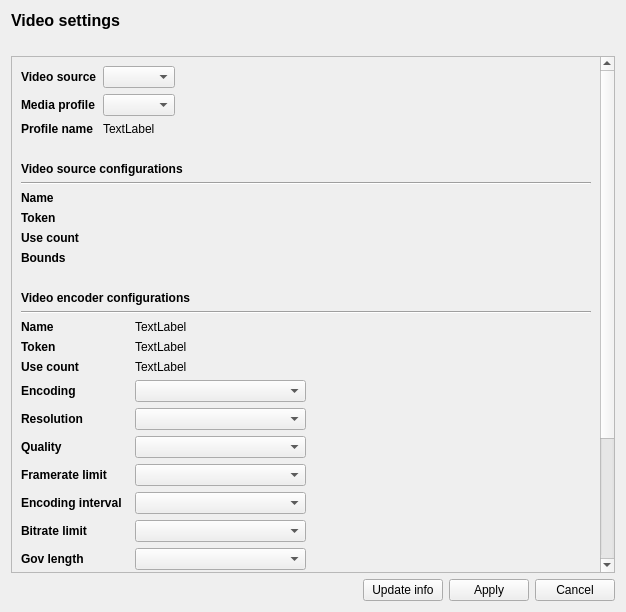
Before: the Qt Designer form GUI/GUI_Util/formvideoconfiguration.ui in Abay11/onvif_client, drawn with Qt 5.
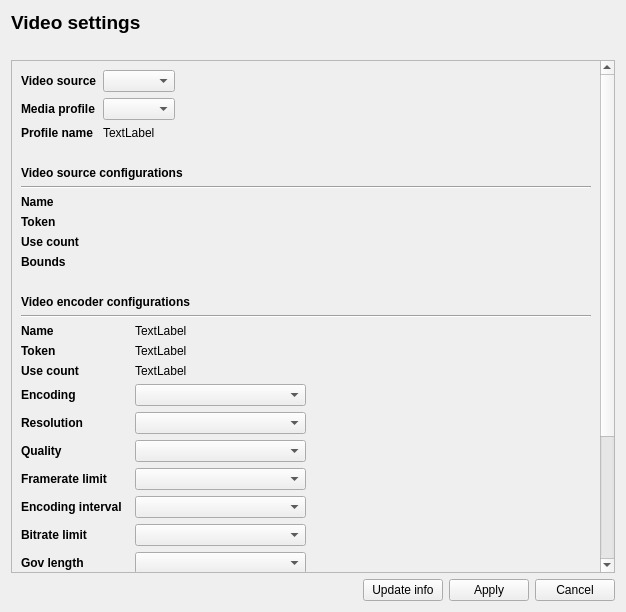
After: the same form once the commit is applied.

Commit message: do some UI impovements

Diff of the .ui file:
```diff
--- a/GUI/GUI_Util/formvideoconfiguration.ui
+++ b/GUI/GUI_Util/formvideoconfiguration.ui
@@ -27,7 +27,7 @@
     <widget class="QLabel" name="label">
      <property name="font">
       <font>
-       <pointsize>12</pointsize>
+       <pointsize>14</pointsize>
        <weight>75</weight>
        <bold>true</bold>
       </font>
```
The commit also changes 2 other files.
